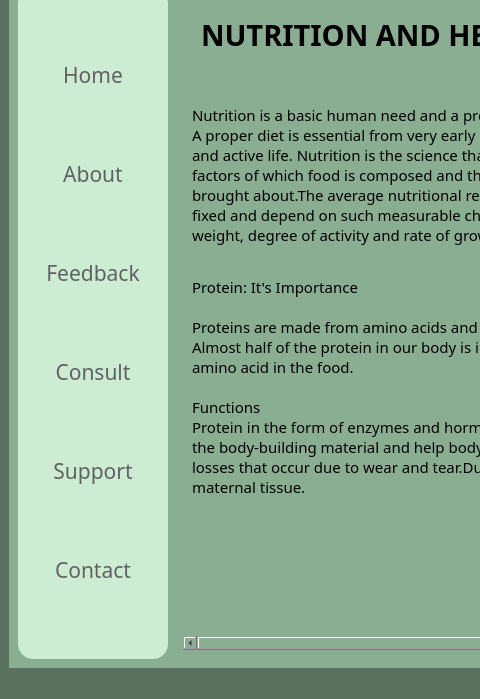
The window that Nutrition_page.ui (srishtiigautam/restorehealth) describes before a commit, drawn with Qt 5; both pictures show x 0 to 480 and y 136 to 835 of the 1068 by 835 pixel window.
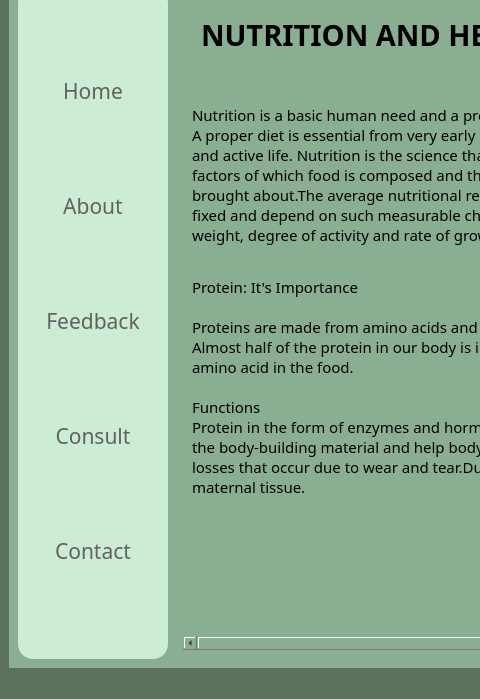
The same window after the commit. Icons and pictures are not drawn.

```diff
--- a/Nutrition_page.ui
+++ b/Nutrition_page.ui
@@ -215,6 +215,7 @@
              <font>
               <family>Javanese Text</family>
               <pointsize>16</pointsize>
+              <weight>50</weight>
               <bold>false</bold>
              </font>
             </property>
@@ -247,6 +248,7 @@
              <font>
               <family>Javanese Text</family>
               <pointsize>16</pointsize>
+              <weight>50</weight>
               <bold>false</bold>
              </font>
             </property>
@@ -279,6 +281,7 @@
              <font>
               <family>Javanese Text</family>
               <pointsize>16</pointsize>
+              <weight>50</weight>
               <bold>false</bold>
              </font>
             </property>
@@ -311,6 +314,7 @@
              <font>
               <family>Javanese Text</family>
               <pointsize>16</pointsize>
+              <weight>50</weight>
               <bold>false</bold>
              </font>
             </property>
@@ -337,44 +341,13 @@
             </property>
            </widget>
           </item>
-          <item>
-           <widget class="QPushButton" name="pushButton_5">
-            <property name="font">
-             <font>
-              <family>Javanese Text</family>
-              <pointsize>16</pointsize>
-              <bold>false</bold>
-             </font>
-            </property>
-            <property name="cursor">
-             <cursorShape>PointingHandCursor</cursorShape>
-            </property>
-            <property name="styleSheet">
-             <string notr="true">QPushButton{
-color: rgb(97, 97, 97);
-border-radius:10px;
-}
-
-QPushButton:hover{
-background-color: rgb(220, 255, 228);
-	/*color: rgb(255, 255, 255);*/
-	font: 700 16pt &quot;Constantia&quot;;
-}
-
-
-</string>
-            </property>
-            <property name="text">
-             <string>Support</string>
-            </property>
-           </widget>
-          </item>
           <item>
            <widget class="QPushButton" name="Contact_button">
             <property name="font">
              <font>
               <family>Javanese Text</family>
               <pointsize>16</pointsize>
+              <weight>50</weight>
               <bold>false</bold>
              </font>
             </property>
```
Left out of the diff: 5 changed lines with no effect on the pictures.
